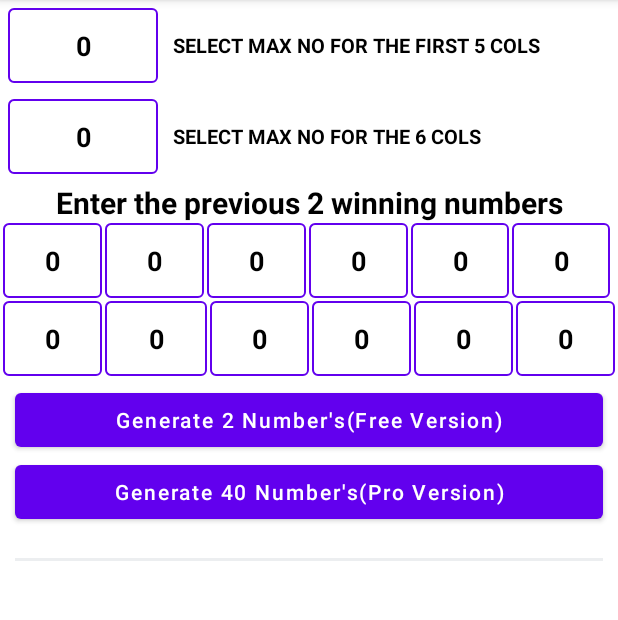
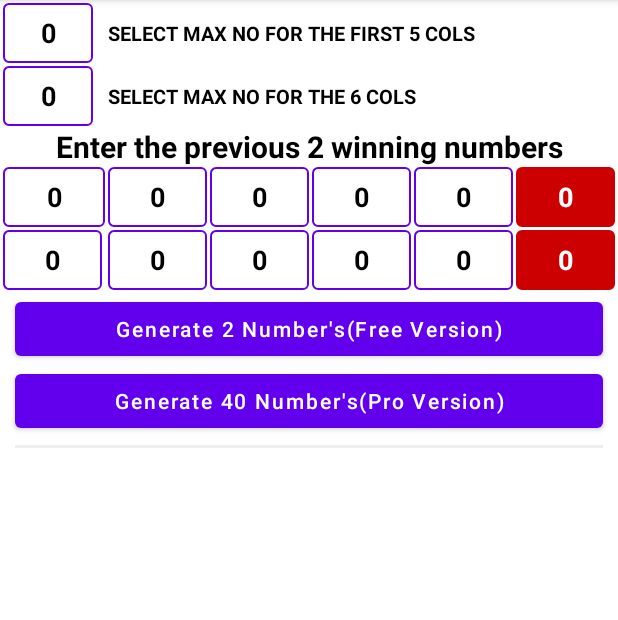
Before and after one commit to rakesharma1987/PowerballPredictor, an Android app: the screen it shows after launch (MainActivity), on a phone screen of 412 x 824 dp, the part 84-704 px from its top. Run offline under Robolectric (Android 15) with nearby library versions, the phone set to English and light mode, and no system bars; our stand-ins replace AdMob.

Commit message:
layout width_height/color chnages

```diff
--- a/app/src/main/java/com/aiytl/powerballPredictor/MainActivity.kt
+++ b/app/src/main/java/com/aiytl/powerballPredictor/MainActivity.kt
@@ -19,22 +19,6 @@ class MainActivity : AppCompatActivity(), View.OnClickListener {
     private lateinit var binding: ActivityMainBinding
     private lateinit var dialogBinding: LayoutDialogNumbersBinding
     private lateinit var dialog: Dialog
-    private var list1To80 = listOf<String>(
-        "1", "2", "3", "4", "5", "6", "7", "8", "9", "10",
-        "11", "12", "13", "14", "15", "16", "17", "18", "19", "20",
-        "21", "22", "23", "24", "25", "26", "27", "28", "29", "30",
-        "31", "32", "33", "34", "35", "36", "37", "38", "39", "40",
-        "41", "42", "43", "44", "45", "46", "47", "48", "49", "50",
-        "51", "52", "53", "54", "55", "56", "57", "58", "59", "60",
-        "61", "62", "63", "64", "65", "66", "67", "68", "69", "70",
-        "71", "72", "73", "74", "75", "76", "77", "78", "79", "80"
-    )
-    private var list1To40 = listOf<String>(
-        "10",
-        "11", "12", "13", "14", "15", "16", "17", "18", "19", "20",
-        "21", "22", "23", "24", "25", "26", "27", "28", "29", "30",
-        "31", "32", "33", "34", "35", "36", "37", "38", "39", "40"
-    )
     private var selectedNumber = ArrayList<String>()
     private val listOfFirst5Cols = listOf<String>(
         "30", "31", "32", "33", "34", "35", "36", "37", "38", "39", "40",
--- a/app/src/main/res/layout/activity_main.xml
+++ b/app/src/main/res/layout/activity_main.xml
@@ -10,25 +10,27 @@
         android:id="@+id/ll_1"
         android:layout_width="match_parent"
         android:layout_height="wrap_content"
-        android:layout_margin="5dp"
+        android:layout_marginTop="2dp"
+        android:layout_marginLeft="2dp"
+        android:layout_marginRight="2dp"
         android:orientation="horizontal">
 
         <LinearLayout
             android:id="@+id/ll_first_5col"
-            android:layout_width="100dp"
-            android:layout_height="50dp"
+            android:layout_width="60dp"
+            android:layout_height="@dimen/layout_height"
             android:background="@drawable/border">
+
             <TextView
                 android:id="@+id/tv1_first_5column"
                 android:layout_width="match_parent"
                 android:layout_height="match_parent"
+                android:gravity="center"
                 android:overlapAnchor="false"
+                android:text="0"
                 android:textColor="@android:color/black"
-                android:text="0"
-                android:textStyle="bold"
-                android:gravity="center"
                 android:textSize="@dimen/txt_size"
-                />
+                android:textStyle="bold" />
         </LinearLayout>
 
         <com.google.android.material.textview.MaterialTextView
@@ -37,12 +39,11 @@
             android:layout_height="wrap_content"
             android:layout_gravity="center"
             android:layout_marginLeft="10dp"
+            android:singleLine="true"
             android:text="SELECT MAX NO FOR THE FIRST 5 COLS"
             android:textColor="@color/black"
             android:textSize="13sp"
-            android:textStyle="bold"
-            android:singleLine="true"
-            />
+            android:textStyle="bold" />
     </LinearLayout>
 
     <LinearLayout
@@ -50,19 +51,21 @@
         android:layout_width="match_parent"
         android:layout_height="wrap_content"
         android:layout_below="@id/ll_1"
-        android:layout_margin="5dp"
+        android:layout_marginLeft="2dp"
+        android:layout_marginRight="2dp"
+        android:layout_marginTop="2dp"
         android:orientation="horizontal">
 
         <LinearLayout
             android:id="@+id/ll_first_6col"
-            android:layout_width="100dp"
-            android:layout_height="50dp"
+            android:layout_width="60dp"
+            android:layout_height="@dimen/layout_height"
             android:background="@drawable/border">
 
             <TextView
                 android:id="@+id/tv1_first_6column"
-                android:layout_width="100dp"
-                android:layout_height="50dp"
+                android:layout_width="match_parent"
+                android:layout_height="@dimen/layout_height"
                 android:backgroundTint="@color/purple_500"
                 android:textColor="@android:color/black"
                 android:text="0"
@@ -100,24 +103,24 @@
     <LinearLayout
         android:id="@+id/ll_row1"
         android:layout_width="match_parent"
-        android:layout_height="50dp"
+        android:layout_height="@dimen/layout_height"
         android:layout_below="@+id/tv_heading"
-        android:layout_marginRight="5dp"
+        android:layout_marginLeft="2dp"
+        android:layout_marginRight="2dp"
         android:orientation="horizontal"
         android:weightSum="6">
 
         <LinearLayout
             android:id="@+id/ll_tv1"
             android:layout_width="match_parent"
-            android:layout_height="50dp"
-            android:layout_marginLeft="2dp"
+            android:layout_height="@dimen/layout_height"
             android:layout_weight="1"
             android:background="@drawable/border">
 
             <TextView
                 android:id="@+id/tv1"
                 android:layout_width="match_parent"
-                android:layout_height="50dp"
+                android:layout_height="@dimen/layout_height"
                 android:backgroundTint="@color/purple_500"
                 android:text="0"
                 android:textStyle="bold"
@@ -129,7 +132,7 @@
         <LinearLayout
             android:id="@+id/ll_tv2"
             android:layout_width="match_parent"
-            android:layout_height="50dp"
+            android:layout_height="@dimen/layout_height"
             android:layout_weight="1"
             android:background="@drawable/border"
             android:layout_marginLeft="2dp">
@@ -137,7 +140,7 @@
             <TextView
                 android:id="@+id/tv2"
                 android:layout_width="match_parent"
-                android:layout_height="50dp"
+                android:layout_height="@dimen/layout_height"
                 android:backgroundTint="@color/purple_500"
                 android:text="0"
                 android:textStyle="bold"
@@ -150,7 +153,7 @@
         <LinearLayout
             android:id="@+id/ll_tv3"
             android:layout_width="match_parent"
-            android:layout_height="50dp"
+            android:layout_height="@dimen/layout_height"
             android:layout_marginLeft="2dp"
             android:layout_weight="1"
             android:background="@drawable/border">
@@ -158,7 +161,7 @@
             <TextView
                 android:id="@+id/tv3"
                 android:layout_width="match_parent"
-                android:layout_height="50dp"
+                android:layout_height="@dimen/layout_height"
                 android:backgroundTint="@color/purple_500"
                 android:overlapAnchor="false"
                 android:text="0"
@@ -171,7 +174,7 @@
         <LinearLayout
             android:id="@+id/ll_tv4"
             android:layout_width="match_parent"
-            android:layout_height="50dp"
+            android:layout_height="@dimen/layout_height"
             android:layout_weight="1"
             android:background="@drawable/border"
             android:layout_marginLeft="2dp">
@@ -179,7 +182,7 @@
             <TextView
                 android:id="@+id/tv4"
                 android:layout_width="match_parent"
-                android:layout_height="50dp"
+                android:layout_height="@dimen/layout_height"
                 android:backgroundTint="@color/purple_500"
                 android:text="0"
                 android:textStyle="bold"
@@ -190,7 +193,7 @@
         <LinearLayout
             android:id="@+id/ll_tv5"
             android:layout_width="match_parent"
-            android:layout_height="50dp"
+            android:layout_height="@dimen/layout_height"
             android:layout_marginLeft="2dp"
             android:layout_weight="1"
             android:background="@drawable/border">
@@ -198,7 +201,7 @@
             <TextView
                 android:id="@+id/tv5"
                 android:layout_width="match_parent"
-                android:layout_height="50dp"
+                android:layout_height="@dimen/layout_height"
                 android:backgroundTint="@color/purple_500"
                 android:text="0"
                 android:textStyle="bold"
@@ -209,21 +212,22 @@
         <LinearLayout
             android:id="@+id/ll_tv6"
             android:layout_width="match_parent"
-            android:layout_height="50dp"
+            android:layout_height="@dimen/layout_height"
             android:layout_marginLeft="2dp"
             android:layout_weight="1"
-            android:background="@drawable/border">
+            android:background="@drawable/border"
+            android:backgroundTint="@android:color/holo_red_dark">
 
             <TextView
                 android:id="@+id/tv6"
                 android:layout_width="match_parent"
-                android:layout_height="50dp"
+                android:layout_height="@dimen/layout_height"
                 android:backgroundTint="@color/purple_500"
                 android:text="0"
                 android:textStyle="bold"
                 android:gravity="center"
                 android:textSize="@dimen/txt_size"
-                android:textColor="@color/black"/>
+                android:textColor="@color/white"/>
         </LinearLayout>
 
     </LinearLayout>
@@ -231,7 +235,7 @@
     <LinearLayout
         android:id="@+id/ll_row2"
         android:layout_width="match_parent"
-        android:layout_height="50dp"
+        android:layout_height="@dimen/layout_height"
         android:layout_below="@id/ll_row1"
         android:layout_marginLeft="2dp"
         android:layout_marginRight="2dp"
@@ -243,7 +247,7 @@
         <LinearLayout
             android:id="@+id/ll_tv7"
             android:layout_width="match_parent"
-            android:layout_height="50dp"
+            android:layout_height="@dimen/layout_height"
             android:layout_marginRight="2dp"
             android:layout_weight="1"
             android:background="@drawable/border">
@@ -251,7 +255,7 @@
             <TextView
                 android:id="@+id/tv7"
                 android:layout_width="match_parent"
-                android:layout_height="50dp"
+                android:layout_height="@dimen/layout_height"
                 android:backgroundTint="@color/purple_500"
                 android:text="0"
                 android:textStyle="bold"
@@ -264,14 +268,15 @@
         <LinearLayout
             android:id="@+id/ll_tv8"
             android:layout_width="match_parent"
-            android:layout_height="50dp"
+            android:layout_height="@dimen/layout_height"
             android:layout_weight="1"
-            android:background="@drawable/border">
+            android:background="@drawable/border"
+            android:layout_marginLeft="2dp">
 
             <TextView
                 android:id="@+id/tv8"
                 android:layout_width="match_parent"
-                android:layout_height="50dp"
+                android:layout_height="@dimen/layout_height"
                 android:backgroundTint="@color/purple_500"
                 android:text="0"
                 android:textStyle="bold"
@@ -284,7 +289,7 @@
         <LinearLayout
             android:id="@+id/ll_tv9"
             android:layout_width="match_parent"
-            android:layout_height="50dp"
+            android:layout_height="@dimen/layout_height"
             android:layout_marginLeft="2dp"
             android:layout_weight="1"
             android:background="@drawable/border">
@@ -292,7 +297,7 @@
             <TextView
                 android:id="@+id/tv9"
                 android:layout_width="match_parent"
-                android:layout_height="50dp"
+                android:layout_height="@dimen/layout_height"
                 android:backgroundTint="@color/purple_500"
                 android:text="0"
                 android:textStyle="bold"
@@ -303,7 +308,7 @@
         <LinearLayout
             android:id="@+id/ll_tv10"
             android:layout_width="match_parent"
-            android:layout_height="50dp"
+            android:layout_height="@dimen/layout_height"
             android:layout_weight="1"
             android:layout_marginLeft="2dp"
             android:background="@drawable/border">
@@ -311,7 +316,7 @@
             <TextView
                 android:id="@+id/tv10"
                 android:layout_width="match_parent"
-                android:layout_height="50dp"
+                android:layout_height="@dimen/layout_height"
                 android:backgroundTint="@color/purple_500"
                 android:text="0"
                 android:textStyle="bold"
@@ -323,14 +328,14 @@
         <LinearLayout
             android:id="@+id/ll_tv11"
             android:layout_width="match_parent"
-            android:layout_height="50dp"
+            android:layout_height="@dimen/layout_height"
             android:layout_marginLeft="2dp"
             android:layout_weight="1"
             android:background="@drawable/border">
             <TextView
                 android:id="@+id/tv11"
                 android:layout_width="match_parent"
-                android:layout_height="50dp"
+                android:layout_height="@dimen/layout_height"
                 android:backgroundTint="@color/purple_500"
                 android:text="0"
                 android:textStyle="bold"
@@ -342,21 +347,23 @@
         <LinearLayout
             android:id="@+id/ll_tv12"
             android:layout_width="match_parent"
-            android:layout_height="50dp"
+            android:layout_height="@dimen/layout_height"
             android:layout_marginLeft="2dp"
             android:layout_weight="1"
-            android:background="@drawable/border">
+            android:background="@drawable/border"
+            android:backgroundTint="@android:color/holo_red_dark"
+            >
 
             <TextView
                 android:id="@+id/tv12"
                 android:layout_width="match_parent"
-                android:layout_height="50dp"
+                android:layout_height="@dimen/layout_height"
                 android:backgroundTint="@color/purple_500"
                 android:text="0"
                 android:textStyle="bold"
                 android:gravity="center"
                 android:textSize="@dimen/txt_size"
-                android:textColor="@color/black"
+                android:textColor="@color/white"
                 />
         </LinearLayout>
 
@@ -368,7 +375,7 @@
         android:layout_height="wrap_content"
         android:layout_below="@+id/ll_row2"
         android:layout_marginLeft="10dp"
-        android:layout_marginTop="5dp"
+        android:layout_marginTop="2dp"
         android:layout_marginRight="10dp"
         android:text="Generate 2 Number\'s(Free Version)"
         android:textAllCaps="false" />
@@ -391,7 +398,7 @@
         android:layout_height="2dp"
         android:layout_below="@id/btn_gen_40nos"
         android:layout_marginLeft="10dp"
-        android:layout_marginTop="20dp"
+        android:layout_marginTop="5dp"
         android:layout_marginRight="10dp"
         android:background="@color/background_color_line" />
 
--- a/app/src/main/res/layout/layout_row.xml
+++ b/app/src/main/res/layout/layout_row.xml
@@ -1,8 +1,8 @@
 <?xml version="1.0" encoding="utf-8"?>
 <LinearLayout
     xmlns:android="http://schemas.android.com/apk/res/android"
-    android:layout_width="@dimen/width_height"
-    android:layout_height="@dimen/width_height"
+    android:layout_width="40dp"
+    android:layout_height="40dp"
     android:layout_marginLeft="1dp"
     android:layout_marginTop="1dp"
     android:layout_marginBottom="1dp"
--- a/app/src/main/res/values/dimen.xml
+++ b/app/src/main/res/values/dimen.xml
@@ -1,7 +1,7 @@
 <?xml version="1.0" encoding="utf-8"?>
 <resources>
-    <dimen name="width_height">38dp</dimen>
-    <dimen name="width_height_1">35dp</dimen>
     <dimen name="txt_size">18sp</dimen>
     <dimen name="box_margin">1dp</dimen>
+    <dimen name="layout_width">40dp</dimen>
+    <dimen name="layout_height">40dp</dimen>
 </resources>
```
